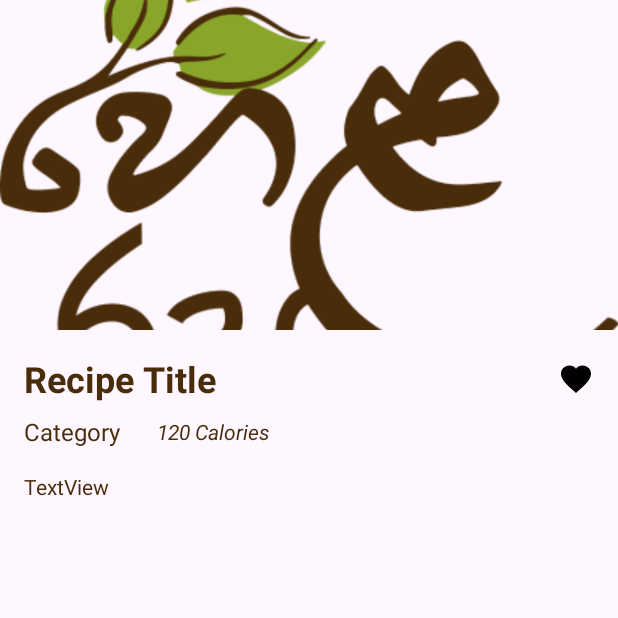
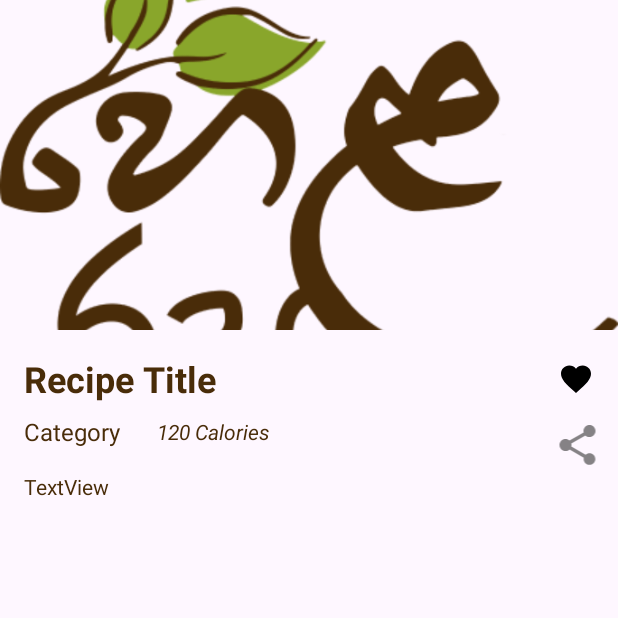
Before and after one commit to chathumiamarasinghe/Hela-Rasa, an Android app: the RecipeDetailsActivity screen opened directly, with no data from a screen before it, on a phone screen of 412 x 824 dp, the top half of it. Run offline under Robolectric (Android 15) with nearby library versions, the phone set to English and light mode, and no system bars; our stand-ins replace Firebase (no records; nobody signed in at launch, a user with empty details on screens opened directly), Room's generated code; 8 statements that could not run were skipped.

Commit message:
sharing feature updated

```diff
--- a/app/src/main/res/layout/activity_recipe_details.xml
+++ b/app/src/main/res/layout/activity_recipe_details.xml
@@ -79,8 +79,10 @@
         android:textColor="#492C09"
         app:layout_constraintBottom_toTopOf="@+id/btn_delete"
         app:layout_constraintEnd_toEndOf="parent"
+        app:layout_constraintHorizontal_bias="1.0"
         app:layout_constraintStart_toStartOf="parent"
-        app:layout_constraintTop_toBottomOf="@+id/tc_category" />
+        app:layout_constraintTop_toBottomOf="@+id/tc_category"
+        app:layout_constraintVertical_bias="1.0" />
 
     <ImageView
         android:id="@+id/img_fvrt"
@@ -107,4 +109,15 @@
         app:layout_constraintEnd_toEndOf="parent"
         app:layout_constraintHorizontal_bias="0.5"
         app:layout_constraintStart_toStartOf="parent" />
+
+    <ImageView
+        android:id="@+id/img_share"
+        android:layout_width="38dp"
+        android:layout_height="32dp"
+        android:layout_marginTop="8dp"
+        app:layout_constraintEnd_toStartOf="@+id/img_edit"
+        app:layout_constraintHorizontal_bias="0.2"
+        app:layout_constraintStart_toStartOf="@+id/img_fvrt"
+        app:layout_constraintTop_toBottomOf="@+id/img_fvrt"
+        app:srcCompat="@drawable/ic_share" />
 </androidx.constraintlayout.widget.ConstraintLayout>
```
Also changed, not shown: app/src/main/java/com/example/lastlastrecipe/RecipeDetailsActivity.java (+12 -0 lines).
